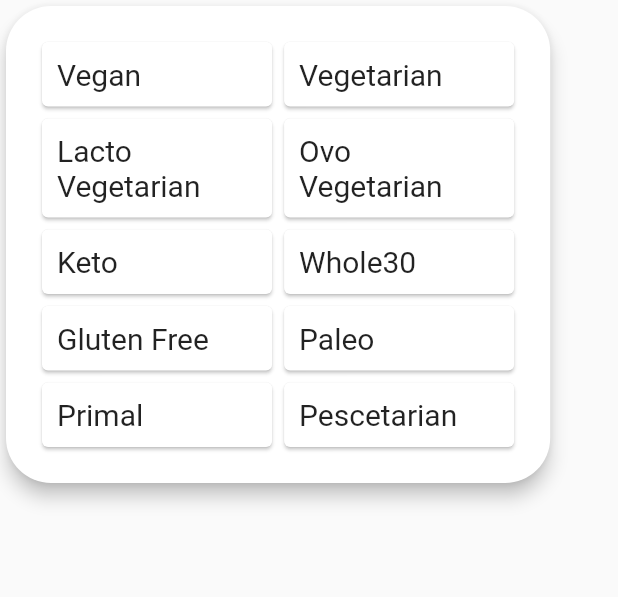
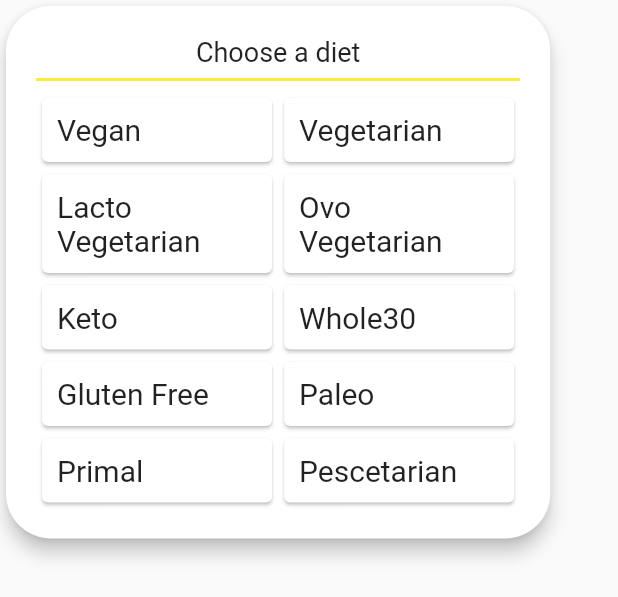
Before and after one commit to vladalexey/Home-Chef, a Flutter app: the DietOption widget shown alone on an empty page, opened directly with empty values, on a phone screen of 412 x 824 dp. Shown: the top 597 px of the screen. Run offline on Flutter 3.47's test engine with Material 2 defaults, Android fonts, the phone set to English and light mode, and no system bars; our stand-ins replace auto_size_text, font_awesome_flutter; missing offline and left inert: flappy_search_bar; network calls fail.

Commit message:
Update UI search screen

```diff
--- a/homechef/lib/screens/search_screen.dart
+++ b/homechef/lib/screens/search_screen.dart
@@ -31,7 +31,7 @@ class _SearchScreenState extends State<SearchScreen> {
         widthDiet = MediaQuery.of(context).size.width * 0.8;
         heightDiet = 600.0;
 
-        if (widthCuisine == 200.0) {
+        if (widthCuisine == MediaQuery.of(context).size.width * 0.8) {
           widthCuisine = 0.0;
           heightCuisine = 0.0;
         }
@@ -43,11 +43,11 @@ class _SearchScreenState extends State<SearchScreen> {
     print('Toggle cuisine option');
     setState(() {
 
-      if (widthCuisine == 200.0) {
+      if (widthCuisine == MediaQuery.of(context).size.width * 0.8) {
         widthCuisine = 0.0;
         heightCuisine = 0.0;
       } else {
-        widthCuisine = 200.0;
+        widthCuisine = MediaQuery.of(context).size.width * 0.8;
         heightCuisine = 200.0;
 
         if (widthDiet == MediaQuery.of(context).size.width * 0.8) {
--- a/homechef/lib/widgets/search_widgets/cuisine_option.dart
+++ b/homechef/lib/widgets/search_widgets/cuisine_option.dart
@@ -78,8 +78,9 @@ class _CuisineOptionState extends State<CuisineOption> {
                     child: Center(
                       child: Row(
                         mainAxisSize: MainAxisSize.min,
+                        mainAxisAlignment: MainAxisAlignment.spaceAround,
                         children: <Widget>[
-                          Flexible(child: Text(foundCuisine)),
+                          Expanded(child: Text(foundCuisine)),
                           Flexible(
                             child: Checkbox(
                               value: cuisineOptions[encodeCuisineName(foundCuisine)],
--- a/homechef/lib/widgets/search_widgets/diet_option.dart
+++ b/homechef/lib/widgets/search_widgets/diet_option.dart
@@ -29,6 +29,16 @@ class _DietOptionState extends State<DietOption> {
               mainAxisAlignment: MainAxisAlignment.start,
               mainAxisSize: MainAxisSize.min,
               children: <Widget>[
+
+                Row(
+                  children: <Widget>[
+                    Expanded(child: Center(child: Text(
+                      'Choose a diet',
+                      style: TextStyle(fontSize: 18.0),)),),
+                  ],
+                ),
+
+                Divider(color: Colors.yellow,thickness: 2.0,),
 
                 Row(
                   children: <Widget>[
--- a/homechef/lib/widgets/search_widgets/search_bar.dart
+++ b/homechef/lib/widgets/search_widgets/search_bar.dart
@@ -383,7 +383,7 @@ class _SearchBarWidgetState extends State<SearchBarWidget> {
                 onPressed: () {
                   searchController.clear();
                   FocusScope.of(context).unfocus();
-                  Navigator.pop(context);
+                  // Navigator.pop(context);
                 },
                 icon: Icon(Icons.cancel))
             ),
```
